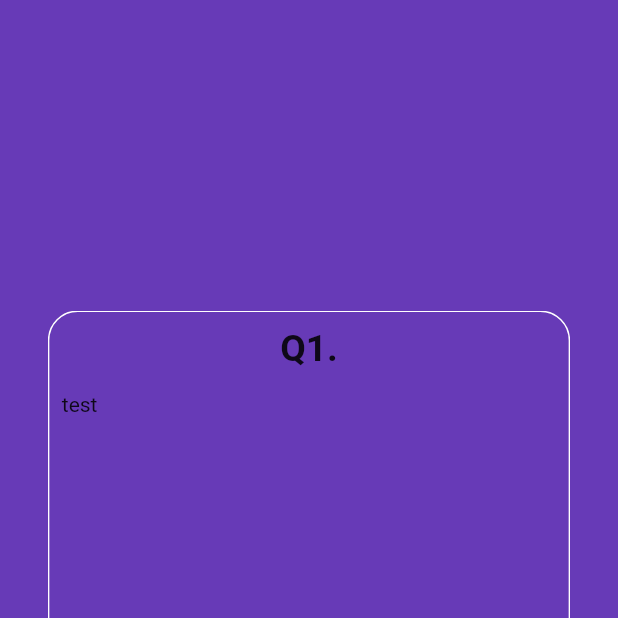
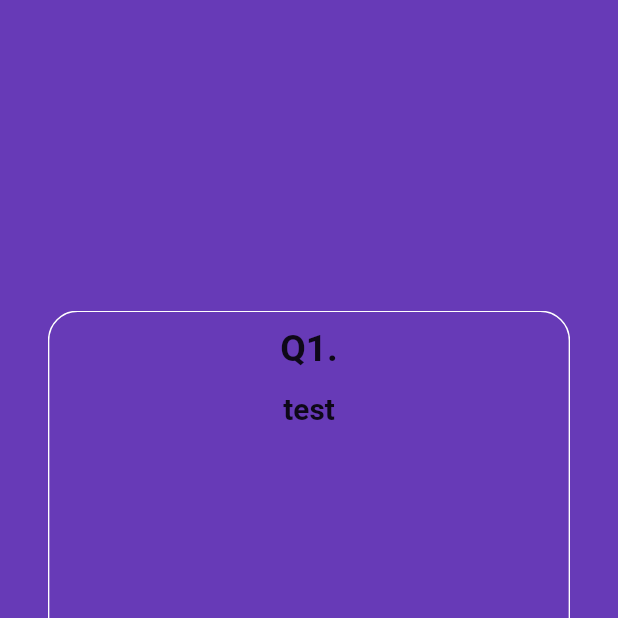
Before and after one commit to metacogpe/flutter_quiz_app, a Flutter app: the screen it shows after launch, after a tap on "퀴즈 시작", on a phone screen of 412 x 824 dp, the top half of it. Run offline on Flutter 3.47's test engine with Material 2 defaults, Android fonts, the phone set to English and light mode, and no system bars; drawn by our look-alikes of auto_size_text; our stand-ins replace flutter_swiper.

Commit message:
AutoSizeText:텍스트 영역 넘지 않도록 제어

```diff
--- a/lib/screen/screen_quiz.dart
+++ b/lib/screen/screen_quiz.dart
@@ -1,4 +1,5 @@
 // 퀴즈 화면 구현
+import 'package:auto_size_text/auto_size_text.dart';
 import 'package:flutter/material.dart';
 import 'package:flutter_swiper/flutter_swiper.dart';
 import 'package:quiz_app/model/model_quiz.dart';
@@ -68,8 +69,14 @@ class _QuizScreenState extends State<QuizScreen> {
           Container(
             width: width * 0.8,
             padding: EdgeInsets.only(top: width * 0.012),
-            child: Text(
+            child: AutoSizeText(
               quiz.title,
+              textAlign: TextAlign.center,
+              maxLines: 2,
+              style: TextStyle(
+                fontSize: width * 0.048,
+                fontWeight: FontWeight.bold,
+              ),
             ),
           )
         ],
--- a/pubspec.yaml
+++ b/pubspec.yaml
@@ -37,6 +37,7 @@ dependencies:
   # Use with the CupertinoIcons class for iOS style icons.
   cupertino_icons: ^1.0.2
   flutter_swiper: # 옆으로 자연스럽게 화면 넘기기
+  auto_size_text: # 텍스트 영역 넘지 않도록 제어
 
 dev_dependencies:
   flutter_test:
```
Also changed, not shown: pubspec.lock.
